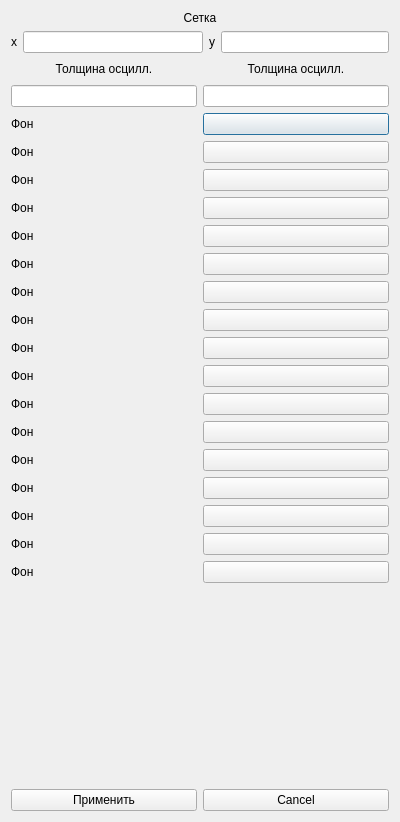
Old version of the form ColorScheme.ui in the repository e543/ufd.
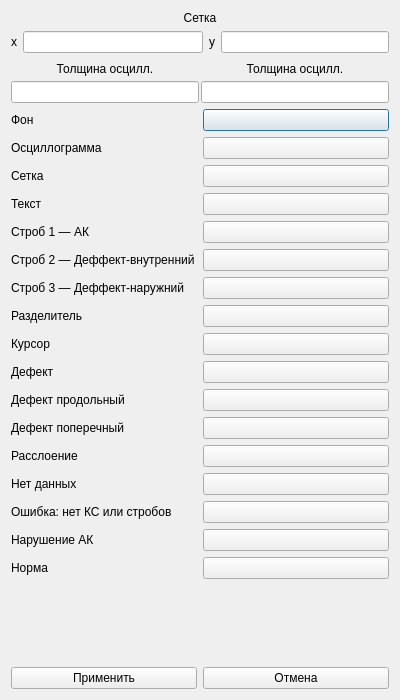
New version of the form.

```diff
--- a/ColorScheme.ui
+++ b/ColorScheme.ui
@@ -7,19 +7,19 @@
     <x>0</x>
     <y>0</y>
     <width>400</width>
-    <height>822</height>
+    <height>700</height>
    </rect>
   </property>
   <property name="minimumSize">
    <size>
     <width>400</width>
-    <height>600</height>
+    <height>700</height>
    </size>
   </property>
   <property name="maximumSize">
    <size>
     <width>500</width>
-    <height>1000</height>
+    <height>800</height>
    </size>
   </property>
   <property name="windowTitle">
@@ -78,11 +78,11 @@
      </item>
      <item>
       <layout class="QHBoxLayout" name="horizontalLayout_5">
+       <property name="spacing">
+        <number>2</number>
+       </property>
        <item>
         <layout class="QVBoxLayout" name="verticalLayout_2">
-         <property name="sizeConstraint">
-          <enum>QLayout::SetMinAndMaxSize</enum>
-         </property>
          <item>
           <widget class="QLabel" name="label_4">
            <property name="sizePolicy">
@@ -97,6 +97,12 @@
              <height>20</height>
             </size>
            </property>
+           <property name="font">
+            <font>
+             <family>Arial</family>
+             <pointsize>9</pointsize>
+            </font>
+           </property>
            <property name="text">
             <string>Толщина осцилл.</string>
            </property>
@@ -152,6 +158,12 @@
              <height>20</height>
             </size>
            </property>
+           <property name="font">
+            <font>
+             <family>Arial</family>
+             <pointsize>9</pointsize>
+            </font>
+           </property>
            <property name="text">
             <string>Толщина осцилл.</string>
            </property>
@@ -181,6 +193,12 @@
       <layout class="QHBoxLayout" name="horizontalLayout_7">
        <item>
         <widget class="QLabel" name="label_7">
+         <property name="font">
+          <font>
+           <family>Arial</family>
+           <pointsize>9</pointsize>
+          </font>
+         </property>
          <property name="text">
           <string>Фон</string>
          </property>
@@ -188,70 +206,6 @@
        </item>
        <item>
         <widget class="QPushButton" name="pushButton_2">
-         <property name="palette">
-          <palette>
-           <active>
-            <colorrole role="Base">
-             <brush brushstyle="SolidPattern">
-              <color alpha="255">
-               <red>255</red>
-               <green>255</green>
-               <blue>255</blue>
-              </color>
-             </brush>
-            </colorrole>
-            <colorrole role="Window">
-             <brush brushstyle="SolidPattern">
-              <color alpha="255">
-               <red>254</red>
-               <green>254</green>
-               <blue>254</blue>
-              </color>
-             </brush>
-            </colorrole>
-           </active>
-           <inactive>
-            <colorrole role="Base">
-             <brush brushstyle="SolidPattern">
-              <color alpha="255">
-               <red>255</red>
-               <green>255</green>
-               <blue>255</blue>
-              </color>
-             </brush>
-            </colorrole>
-            <colorrole role="Window">
-             <brush brushstyle="SolidPattern">
-              <color alpha="255">
-               <red>254</red>
-               <green>254</green>
-               <blue>254</blue>
-              </color>
-             </brush>
-            </colorrole>
-           </inactive>
-           <disabled>
-            <colorrole role="Base">
-             <brush brushstyle="SolidPattern">
-              <color alpha="255">
-               <red>254</red>
-               <green>254</green>
-               <blue>254</blue>
-              </color>
-             </brush>
-            </colorrole>
-            <colorrole role="Window">
-             <brush brushstyle="SolidPattern">
-              <color alpha="255">
-               <red>254</red>
-               <green>254</green>
-               <blue>254</blue>
-              </color>
-             </brush>
-            </colorrole>
-           </disabled>
-          </palette>
-         </property>
          <property name="autoFillBackground">
           <bool>true</bool>
          </property>
@@ -266,16 +220,19 @@
       <layout class="QHBoxLayout" name="horizontalLayout_6">
        <item>
         <widget class="QLabel" name="label_6">
+         <property name="font">
+          <font>
+           <family>Arial</family>
+           <pointsize>9</pointsize>
+          </font>
+         </property>
          <property name="text">
-          <string>Фон</string>
+          <string>Осциллограмма</string>
          </property>
         </widget>
        </item>
        <item>
         <widget class="QPushButton" name="pushButton">
-         <property name="autoFillBackground">
-          <bool>true</bool>
-         </property>
          <property name="text">
           <string/>
          </property>
@@ -287,16 +244,19 @@
       <layout class="QHBoxLayout" name="horizontalLayout_8">
        <item>
         <widget class="QLabel" name="label_8">
+         <property name="font">
+          <font>
+           <family>Arial</family>
+           <pointsize>9</pointsize>
+          </font>
+         </property>
          <property name="text">
-          <string>Фон</string>
+          <string>Сетка</string>
          </property>
         </widget>
        </item>
        <item>
         <widget class="QPushButton" name="pushButton_3">
-         <property name="autoFillBackground">
-          <bool>true</bool>
-         </property>
          <property name="text">
           <string/>
          </property>
@@ -308,16 +268,19 @@
       <layout class="QHBoxLayout" name="horizontalLayout_9">
        <item>
         <widget class="QLabel" name="label_9">
+         <property name="font">
+          <font>
+           <family>Arial</family>
+           <pointsize>9</pointsize>
+          </font>
+         </property>
          <property name="text">
-          <string>Фон</string>
+          <string>Текст</string>
          </property>
         </widget>
        </item>
        <item>
         <widget class="QPushButton" name="pushButton_4">
-         <property name="autoFillBackground">
-          <bool>true</bool>
-         </property>
          <property name="text">
           <string/>
          </property>
@@ -329,16 +292,19 @@
       <layout class="QHBoxLayout" name="horizontalLayout_10">
        <item>
         <widget class="QLabel" name="label_10">
+         <property name="font">
+          <font>
+           <family>Arial</family>
+           <pointsize>9</pointsize>
+          </font>
+         </property>
          <property name="text">
-          <string>Фон</string>
+          <string>Строб 1 — АК</string>
          </property>
         </widget>
        </item>
        <item>
         <widget class="QPushButton" name="pushButton_5">
-         <property name="autoFillBackground">
-          <bool>true</bool>
-         </property>
          <property name="text">
           <string/>
          </property>
@@ -350,16 +316,19 @@
       <layout class="QHBoxLayout" name="horizontalLayout_11">
        <item>
         <widget class="QLabel" name="label_11">
+         <property name="font">
+          <font>
+           <family>Arial</family>
+           <pointsize>9</pointsize>
+          </font>
+         </property>
          <property name="text">
-          <string>Фон</string>
+          <string>Строб 2 — Деффект-внутренний</string>
          </property>
         </widget>
        </item>
        <item>
         <widget class="QPushButton" name="pushButton_6">
-         <property name="autoFillBackground">
-          <bool>true</bool>
-         </property>
          <property name="text">
           <string/>
          </property>
@@ -371,16 +340,19 @@
       <layout class="QHBoxLayout" name="horizontalLayout_12">
        <item>
         <widget class="QLabel" name="label_12">
+         <property name="font">
+          <font>
+           <family>Arial</family>
+           <pointsize>9</pointsize>
+          </font>
+         </property>
          <property name="text">
-          <string>Фон</string>
+          <string>Строб 3 — Деффект-наружний</string>
          </property>
         </widget>
        </item>
        <item>
         <widget class="QPushButton" name="pushButton_7">
-         <property name="autoFillBackground">
-          <bool>true</bool>
-         </property>
          <property name="text">
           <string/>
          </property>
@@ -392,16 +364,19 @@
       <layout class="QHBoxLayout" name="horizontalLayout_14">
        <item>
         <widget class="QLabel" name="label_14">
+         <property name="font">
+          <font>
+           <family>Arial</family>
+           <pointsize>9</pointsize>
+          </font>
+         </property>
          <property name="text">
-          <string>Фон</string>
+          <string>Разделитель</string>
          </property>
         </widget>
        </item>
        <item>
         <widget class="QPushButton" name="pushButton_9">
-         <property name="autoFillBackground">
-          <bool>true</bool>
-         </property>
          <property name="text">
           <string/>
          </property>
@@ -413,16 +388,19 @@
       <layout class="QHBoxLayout" name="horizontalLayout_13">
        <item>
         <widget class="QLabel" name="label_13">
+         <property name="font">
+          <font>
+           <family>Arial</family>
+           <pointsize>9</pointsize>
+          </font>
+         </property>
          <property name="text">
-          <string>Фон</string>
+          <string>Курсор</string>
          </property>
         </widget>
        </item>
        <item>
         <widget class="QPushButton" name="pushButton_8">
-         <property name="autoFillBackground">
-          <bool>true</bool>
-         </property>
          <property name="text">
           <string/>
          </property>
@@ -434,16 +412,19 @@
       <layout class="QHBoxLayout" name="horizontalLayout_15">
        <item>
         <widget class="QLabel" name="label_15">
+         <property name="font">
+          <font>
+           <family>Arial</family>
+           <pointsize>9</pointsize>
+          </font>
+         </property>
          <property name="text">
-          <string>Фон</string>
+          <string>Дефект</string>
          </property>
         </widget>
        </item>
        <item>
         <widget class="QPushButton" name="pushButton_10">
-         <property name="autoFillBackground">
-          <bool>true</bool>
-         </property>
          <property name="text">
           <string/>
          </property>
@@ -455,16 +436,19 @@
       <layout class="QHBoxLayout" name="horizontalLayout_16">
        <item>
         <widget class="QLabel" name="label_16">
+         <property name="font">
+          <font>
+           <family>Arial</family>
+           <pointsize>9</pointsize>
+          </font>
+         </property>
          <property name="text">
-          <string>Фон</string>
+          <string>Дефект продольный</string>
          </property>
         </widget>
        </item>
        <item>
         <widget class="QPushButton" name="pushButton_11">
-         <property name="autoFillBackground">
-          <bool>true</bool>
-         </property>
          <property name="text">
           <string/>
          </property>
@@ -476,16 +460,19 @@
       <layout class="QHBoxLayout" name="horizontalLayout_17">
        <item>
         <widget class="QLabel" name="label_17">
+         <property name="font">
+          <font>
+           <family>Arial</family>
+           <pointsize>9</pointsize>
+          </font>
+         </property>
          <property name="text">
-          <string>Фон</string>
+          <string>Дефект поперечный</string>
          </property>
         </widget>
        </item>
        <item>
         <widget class="QPushButton" name="pushButton_12">
-         <property name="autoFillBackground">
-          <bool>true</bool>
-         </property>
          <property name="text">
           <string/>
          </property>
@@ -497,16 +484,19 @@
       <layout class="QHBoxLayout" name="horizontalLayout_18">
        <item>
         <widget class="QLabel" name="label_18">
+         <property name="font">
+          <font>
+           <family>Arial</family>
+           <pointsize>9</pointsize>
+          </font>
+         </property>
          <property name="text">
-          <string>Фон</string>
+          <string>Расслоение</string>
          </property>
         </widget>
        </item>
        <item>
         <widget class="QPushButton" name="pushButton_13">
-         <property name="autoFillBackground">
-          <bool>true</bool>
-         </property>
          <property name="text">
           <string/>
          </property>
@@ -518,16 +508,19 @@
       <layout class="QHBoxLayout" name="horizontalLayout_19">
        <item>
         <widget class="QLabel" name="label_19">
+         <property name="font">
+          <font>
+           <family>Arial</family>
+           <pointsize>9</pointsize>
+          </font>
+         </property>
          <property name="text">
-          <string>Фон</string>
+          <string>Нет данных</string>
          </property>
         </widget>
        </item>
        <item>
         <widget class="QPushButton" name="pushButton_14">
-         <property name="autoFillBackground">
-          <bool>true</bool>
-         </property>
          <property name="text">
           <string/>
          </property>
@@ -539,16 +532,19 @@
       <layout class="QHBoxLayout" name="horizontalLayout_20">
        <item>
         <widget class="QLabel" name="label_20">
+         <property name="font">
+          <font>
+           <family>Arial</family>
+           <pointsize>9</pointsize>
+          </font>
+         </property>
          <property name="text">
-          <string>Фон</string>
+          <string>Ошибка: нет КС или стробов</string>
          </property>
         </widget>
        </item>
        <item>
         <widget class="QPushButton" name="pushButton_15">
-         <property name="autoFillBackground">
-          <bool>true</bool>
-         </property>
          <property name="text">
           <string/>
          </property>
@@ -560,16 +556,19 @@
       <layout class="QHBoxLayout" name="horizontalLayout_21">
        <item>
         <widget class="QLabel" name="label_21">
+         <property name="font">
+          <font>
+           <family>Arial</family>
+           <pointsize>9</pointsize>
+          </font>
+         </property>
          <property name="text">
-          <string>Фон</string>
+          <string>Нарушение АК</string>
          </property>
         </widget>
        </item>
        <item>
         <widget class="QPushButton" name="pushButton_16">
-         <property name="autoFillBackground">
-          <bool>true</bool>
-         </property>
          <property name="text">
           <string/>
          </property>
@@ -581,16 +580,19 @@
       <layout class="QHBoxLayout" name="horizontalLayout_22">
        <item>
         <widget class="QLabel" name="label_22">
+         <property name="font">
+          <font>
+           <family>Arial</family>
+           <pointsize>9</pointsize>
+          </font>
+         </property>
          <property name="text">
-          <string>Фон</string>
+          <string>Норма</string>
          </property>
         </widget>
        </item>
        <item>
         <widget class="QPushButton" name="pushButton_17">
-         <property name="autoFillBackground">
-          <bool>true</bool>
-         </property>
          <property name="text">
           <string/>
          </property>
@@ -630,6 +632,12 @@
        </property>
        <item>
         <widget class="QPushButton" name="okButton">
+         <property name="font">
+          <font>
+           <family>Arial</family>
+           <pointsize>9</pointsize>
+          </font>
+         </property>
          <property name="text">
           <string>Применить</string>
          </property>
@@ -637,8 +645,14 @@
        </item>
        <item>
         <widget class="QPushButton" name="cancelButton">
+         <property name="font">
+          <font>
+           <family>Arial</family>
+           <pointsize>9</pointsize>
+          </font>
+         </property>
          <property name="text">
-          <string>Cancel</string>
+          <string>Отмена</string>
          </property>
         </widget>
        </item>
```
Left out of the diff: 20 changed lines with no effect on the pictures.
